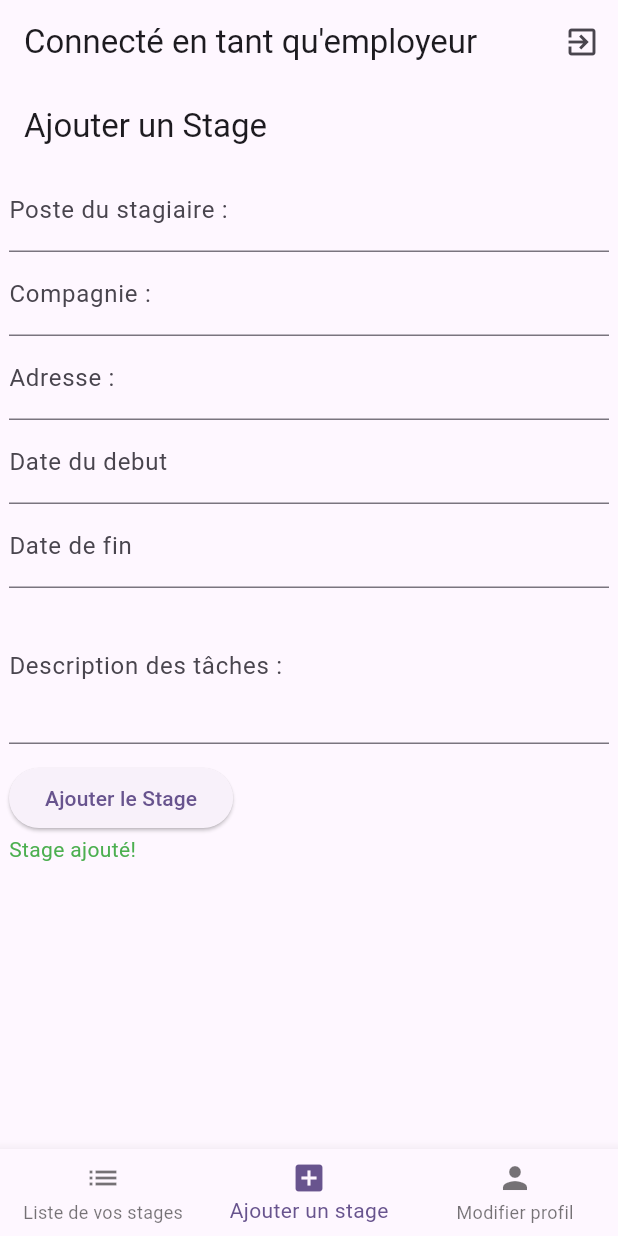
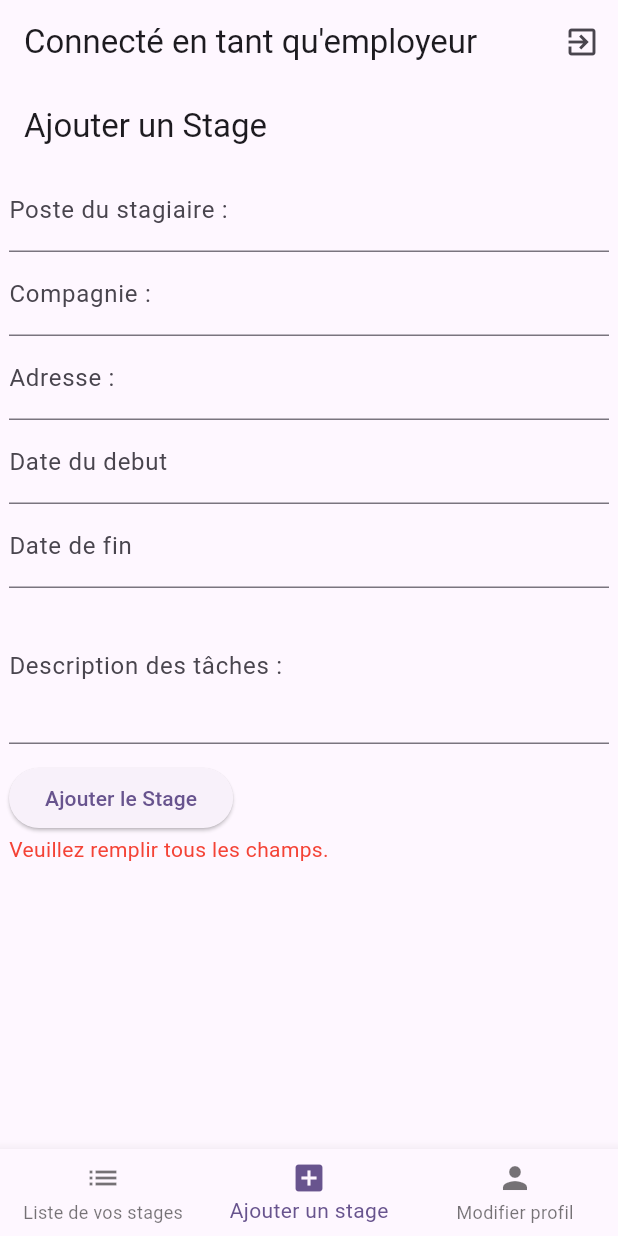
Before and after one commit to MrChoppy/ProjetStage, a Flutter app: the screen it shows once a user with an empty profile is signed in, item 2 of the bottom bar chosen, after a tap on "Ajouter le Stage", on a phone screen of 412 x 824 dp. Run offline on Flutter 3.47's test engine with Material 2 defaults, Android fonts, the light colour scheme and no system bars; our stand-ins replace cloud_firestore, firebase_auth, firebase_core; accounts and stored records are empty.

Commit message:
FIX: Ajout de stages vide

```diff
--- a/lib/pages/creationStage.dart
+++ b/lib/pages/creationStage.dart
@@ -18,7 +18,7 @@ class _CreationStageState extends State<CreationStage> {
   final TextEditingController descriptionController = TextEditingController();
 
   late DateTime selectedDate;
-  String successMessage = '';
+  String message = '';
   Future<void> _selectDate(
     BuildContext context,
     TextEditingController dateController,
@@ -38,6 +38,7 @@ class _CreationStageState extends State<CreationStage> {
     });
     }
   }
+
   @override
   Widget build(BuildContext context) {
     return Scaffold(
@@ -90,20 +91,35 @@ class _CreationStageState extends State<CreationStage> {
                   String dateDebut = dateDebutController.text;
                   String dateFin = dateFinController.text;
 
+                  if (poste.isEmpty ||
+                      compagnie.isEmpty ||
+                      adresse.isEmpty ||
+                      description.isEmpty ||
+                      dateDebut.isEmpty ||
+                      dateFin.isEmpty) {
+                    setState(() {
+                      message = 'Veuillez remplir tous les champs.';
+
+                    });
+                  } else {
                   addStage(context, poste, compagnie, adresse, dateDebut,
                       dateFin, description);
                   setState(() {
-                    successMessage = 'Stage ajouté!';
+                    message = 'Stage ajouté!';
                   });
+                  }
                 },
                 child: const Text('Ajouter le Stage'),
               ),
-              Text(
-                successMessage,
-                style: const TextStyle(
-                  color: Colors.green,
+              Container(
+                child: Text(
+                  message,
+                  style: TextStyle(
+                    color: message == 'Stage ajouté!' ? Colors.green : Colors.red,
+                  ),
                 ),
-              ),
+              )
+
             ],
           ),
         ),
```
